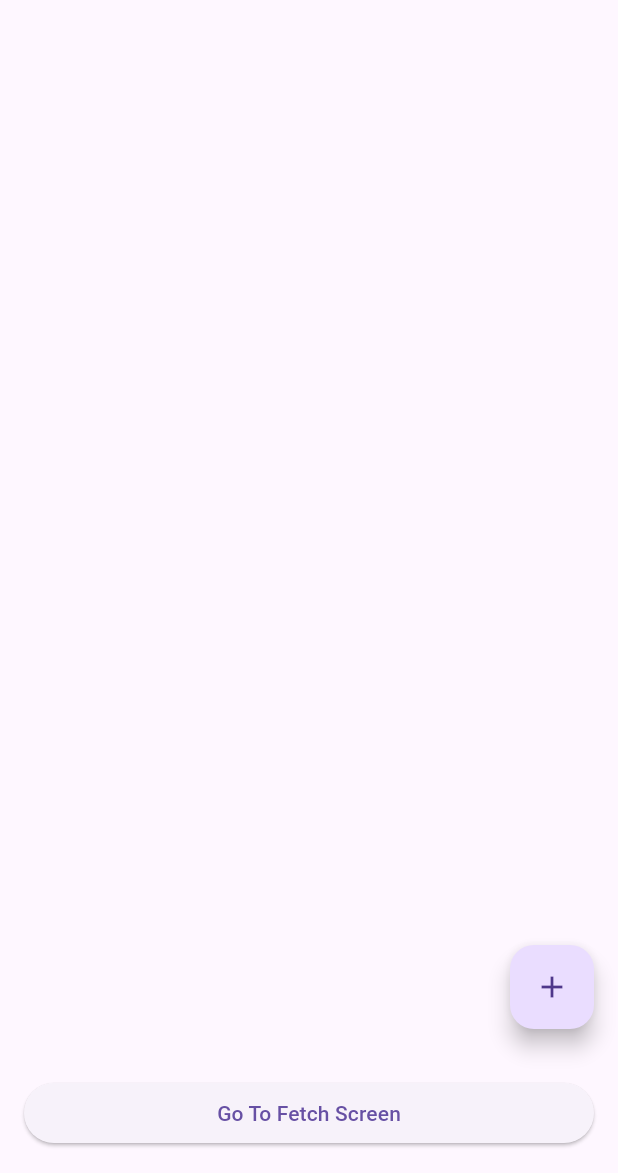
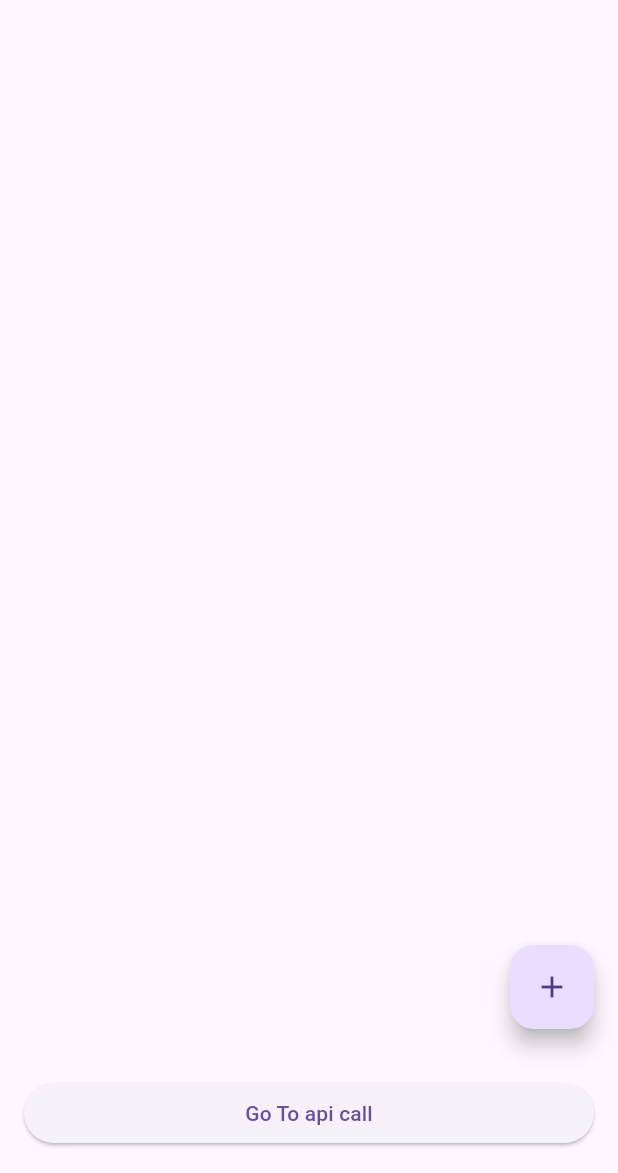
Before and after one commit to mcicishvilii/flutprojs, a Flutter app: the screen it shows after launch, on a phone screen of 412 x 824 dp, the part 63-1236 px from its top. Run offline on Flutter 3.47's test engine with Material 3 defaults, Android fonts, the light colour scheme and no system bars; our stand-ins replace sqflite; accounts and stored records are empty.

Commit message:
* changes

```diff
--- a/lib/ui/main.dart
+++ b/lib/ui/main.dart
@@ -104,7 +104,7 @@ class NotesHomePage extends StatelessWidget {
               MaterialPageRoute(builder: (context) => const NextScreen()),
             );
           },
-          child: const Text("Go To Fetch Screen"),
+          child: const Text("Go To api call"),
         ),
       ),
     );
--- a/lib/ui/next_screen.dart
+++ b/lib/ui/next_screen.dart
@@ -21,6 +21,7 @@ class _NextScreenState extends State<NextScreen> {
   @override
   Widget build(BuildContext context) {
     return MaterialApp(
+      debugShowCheckedModeBanner: false,
       title: 'Fetch Data Example',
       theme: ThemeData(
         colorScheme: ColorScheme.fromSeed(seedColor: Colors.deepPurple),
```
